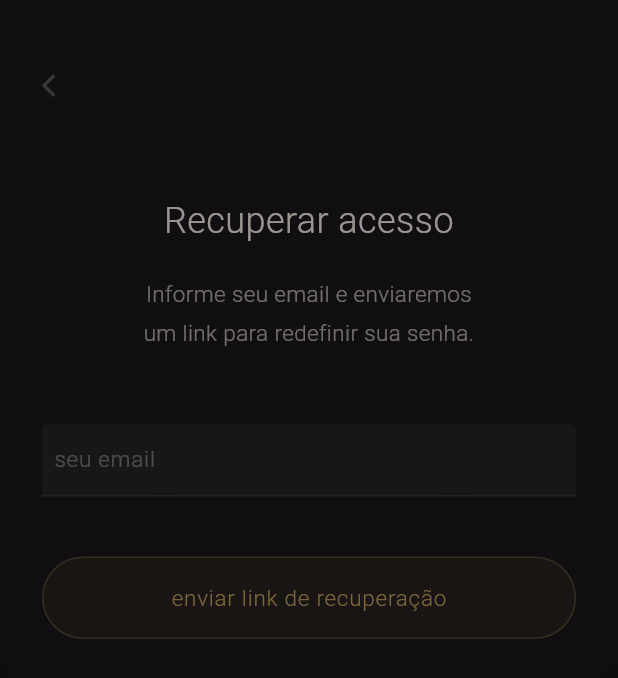
After one commit to italoandres/movementDeusePai, a Flutter app: the LoginScreen screen opened by its route, after a tap on "Esqueci minha senha", on a phone screen of 412 x 824 dp. The commit adds this screen. Shown: the top 678 px of the screen. Run offline on Flutter 3.47's test engine with Material 3 defaults, Android fonts, the phone set to English and light mode, and no system bars; our stand-ins replace equatable, flutter_dotenv, flutter_riverpod, go_router, shared_preferences, supabase_flutter; accounts and stored records are empty.

Commit message:
feat: forgot password screen + link in login page

```diff
--- /dev/null
+++ b/jornada_deus_pai/lib/features/auth/presentation/screens/forgot_password_screen.dart
@@ -0,0 +1,319 @@
+import 'package:flutter/material.dart';
+import 'package:go_router/go_router.dart';
+import 'package:supabase_flutter/supabase_flutter.dart';
+
+/// Forgot Password Screen — contemplative, ecosystem-aligned
+///
+/// Uses Supabase's built-in resetPasswordForEmail().
+/// The user enters their email and receives a reset link.
+class ForgotPasswordScreen extends StatefulWidget {
+  const ForgotPasswordScreen({super.key});
+
+  @override
+  State<ForgotPasswordScreen> createState() => _ForgotPasswordScreenState();
+}
+
+class _ForgotPasswordScreenState extends State<ForgotPasswordScreen>
+    with SingleTickerProviderStateMixin {
+  late AnimationController _controller;
+  late Animation<double> _fadeContent;
+
+  final _emailController = TextEditingController();
+  bool _isLoading = false;
+  bool _emailSent = false;
+  String? _errorMessage;
+
+  // Design tokens (ecosystem)
+  static const _bgColor = Color(0xFF0D0D0D);
+  static const _goldPrimary = Color(0xFFC6A15B);
+  static const _textPrimary = Color(0xFFF5F1E8);
+  static const _textSecondary = Color(0xB3F5F1E8);
+  static const _textContemplative = Color(0x6BF5F1E8);
+
+  @override
+  void initState() {
+    super.initState();
+    _controller = AnimationController(
+      vsync: this,
+      duration: const Duration(milliseconds: 1500),
+    );
+    _fadeContent = Tween<double>(begin: 0.0, end: 1.0).animate(
+      CurvedAnimation(parent: _controller, curve: Curves.easeIn),
+    );
+    _controller.forward();
+  }
+
+  @override
+  void dispose() {
+    _controller.dispose();
+    _emailController.dispose();
+    super.dispose();
+  }
+
+  Future<void> _handleResetPassword() async {
+    final email = _emailController.text.trim();
+
+    if (email.isEmpty || !email.contains('@')) {
+      setState(() => _errorMessage = 'Informe um email válido');
+      return;
+    }
+
+    setState(() {
+      _isLoading = true;
+      _errorMessage = null;
+    });
+
+    try {
+      await Supabase.instance.client.auth.resetPasswordForEmail(
+        email,
+        redirectTo: 'https://movementdeusepai.vercel.app/app/#/home',
+      );
+
+      if (mounted) {
+        setState(() {
+          _isLoading = false;
+          _emailSent = true;
+        });
+      }
+    } catch (e) {
+      if (mounted) {
+        setState(() {
+          _isLoading = false;
+          _errorMessage = 'Erro ao enviar email. Tente novamente.';
+        });
+      }
+    }
+  }
+
+  @override
+  Widget build(BuildContext context) {
+    return Scaffold(
+      backgroundColor: _bgColor,
+      body: Container(
+        decoration: BoxDecoration(
+          gradient: RadialGradient(
+            center: Alignment.topCenter,
+            radius: 1.5,
+            colors: [
+              const Color(0xFF1A121C).withOpacity(0.2),
+              _bgColor,
+            ],
+          ),
+        ),
+        child: SafeArea(
+          child: SingleChildScrollView(
+            physics: const BouncingScrollPhysics(),
+            child: Center(
+              child: Container(
+                constraints: const BoxConstraints(maxWidth: 440),
+                padding: const EdgeInsets.symmetric(horizontal: 28, vertical: 48),
+                child: FadeTransition(
+                  opacity: _fadeContent,
+                  child: Column(
+                    crossAxisAlignment: CrossAxisAlignment.center,
+                    children: [
+                      // Back button
+                      Align(
+                        alignment: Alignment.centerLeft,
+                        child: GestureDetector(
+                          onTap: () => context.pop(),
+                          child: Icon(
+                            Icons.arrow_back_ios,
+                            color: _textPrimary.withOpacity(0.3),
+                            size: 18,
+                          ),
+                        ),
+                      ),
+
+                      const SizedBox(height: 60),
+
+                      if (!_emailSent) ...[
+                        // Request state
+                        const Text(
+                          'Recuperar acesso',
+                          style: TextStyle(
+                            color: _textPrimary,
+                            fontSize: 24,
+                            fontWeight: FontWeight.w300,
+                            letterSpacing: 0.3,
+                            height: 1.7,
+                          ),
+                          textAlign: TextAlign.center,
+                        ),
+
+                        const SizedBox(height: 16),
+
+                        const Text(
+                          'Informe seu email e enviaremos\num link para redefinir sua senha.',
+                          style: TextStyle(
+                            color: _textSecondary,
+                            fontSize: 15,
+                            fontWeight: FontWeight.w300,
+                            height: 1.7,
+                          ),
+                          textAlign: TextAlign.center,
+                        ),
+
+                        const SizedBox(height: 48),
+
+                        // Email field
+                        TextField(
+                          controller: _emailController,
+                          keyboardType: TextInputType.emailAddress,
+                          style: const TextStyle(
+                            color: _textPrimary,
+                            fontSize: 15,
+                            fontWeight: FontWeight.w300,
+                          ),
+                          decoration: InputDecoration(
+                            hintText: 'seu email',
+                            hintStyle: const TextStyle(
+                              color: _textContemplative,
+                              fontSize: 15,
+                              fontWeight: FontWeight.w300,
+                            ),
+                            enabledBorder: UnderlineInputBorder(
+                              borderSide: BorderSide(
+                                color: _goldPrimary.withOpacity(0.12),
+                              ),
+                            ),
+                            focusedBorder: UnderlineInputBorder(
+                              borderSide: BorderSide(
+                                color: _goldPrimary.withOpacity(0.3),
+                              ),
+                            ),
+                            contentPadding: const EdgeInsets.symmetric(
+                              vertical: 12,
+                              horizontal: 4,
+                            ),
+                          ),
+                        ),
+
+                        // Error message
+                        if (_errorMessage != null) ...[
+                          const SizedBox(height: 20),
+                          Text(
+                            _errorMessage!,
+                            style: TextStyle(
+                              color: _goldPrimary.withOpacity(0.85),
+                              fontSize: 13,
+                              fontWeight: FontWeight.w300,
+                            ),
+                            textAlign: TextAlign.center,
+                          ),
+                        ],
+
+                        const SizedBox(height: 40),
+
+                        // Submit button
+                        GestureDetector(
+                          onTap: _isLoading ? null : _handleResetPassword,
+                          child: Container(
+                            width: double.infinity,
+                            padding: const EdgeInsets.symmetric(vertical: 16),
+                            decoration: BoxDecoration(
+                              color: _goldPrimary.withOpacity(0.08),
+                              border: Border.all(
+                                color: _goldPrimary.withOpacity(0.3),
+                              ),
+                              borderRadius: BorderRadius.circular(30),
+                            ),
+                            child: Center(
+                              child: _isLoading
+                                  ? SizedBox(
+                                      width: 20,
+                                      height: 20,
+                                      child: CircularProgressIndicator(
+                                        strokeWidth: 1.5,
+                                        color: _goldPrimary.withOpacity(0.5),
+                                      ),
+                                    )
+                                  : const Text(
+                                      'enviar link de recuperação',
+                                      style: TextStyle(
+                                        color: _goldPrimary,
+                                        fontSize: 15,
+                                        fontWeight: FontWeight.w300,
+                                        letterSpacing: 0.5,
+                                      ),
+                                    ),
+                            ),
+                          ),
+                        ),
+                      ] else ...[
+                        // Success state
+                        Icon(
+                          Icons.mark_email_read_outlined,
+                          color: _goldPrimary.withOpacity(0.6),
+                          size: 48,
+                        ),
+
+                        const SizedBox(height: 32),
+
+                        const Text(
+                          'Email enviado.',
+                          style: TextStyle(
+                            color: _textPrimary,
+                            fontSize: 24,
+                            fontWeight: FontWeight.w300,
+                            letterSpacing: 0.3,
+                            height: 1.7,
+                          ),
+                          textAlign: TextAlign.center,
+                        ),
+
+                        const SizedBox(height: 16),
+
+                        Text(
+                          'Verifique sua caixa de entrada.\nO link expira em alguns minutos.',
+                          style: TextStyle(
+                            color: _textSecondary,
+                            fontSize: 15,
+                            fontWeight: FontWeight.w300,
+                            height: 1.7,
+                          ),
+                          textAlign: TextAlign.center,
+                        ),
+
+                        const SizedBox(height: 48),
+
+                        // Back to login button
+                        GestureDetector(
+                          onTap: () => context.go('/login'),
+                          child: Container(
+                            width: double.infinity,
+                            padding: const EdgeInsets.symmetric(vertical: 16),
+                            decoration: BoxDecoration(
+                              color: _goldPrimary.withOpacity(0.08),
+                              border: Border.all(
+                                color: _goldPrimary.withOpacity(0.3),
+                              ),
+                              borderRadius: BorderRadius.circular(30),
+                            ),
+                            child: const Center(
+                              child: Text(
+                                'voltar para login',
+                                style: TextStyle(
+                                  color: _goldPrimary,
+                                  fontSize: 15,
+                                  fontWeight: FontWeight.w300,
+                                  letterSpacing: 0.5,
+                                ),
+                              ),
+                            ),
+                          ),
+                        ),
+                      ],
+
+                      const SizedBox(height: 80),
+                    ],
+                  ),
+                ),
+              ),
+            ),
+          ),
+        ),
+      ),
+    );
+  }
+}
--- a/jornada_deus_pai/lib/features/auth/presentation/screens/login_screen.dart
+++ b/jornada_deus_pai/lib/features/auth/presentation/screens/login_screen.dart
@@ -157,7 +157,22 @@ class _LoginScreenState extends ConsumerState<LoginScreen> {
                           )
                         : const Text('Entrar'),
                   ),
-                  const SizedBox(height: AppTheme.spacing16),
+                  const SizedBox(height: AppTheme.spacing8),
+
+                  // Forgot Password Link
+                  TextButton(
+                    onPressed: isLoading
+                        ? null
+                        : () => context.push('/esqueci-senha'),
+                    child: Text(
+                      'Esqueci minha senha',
+                      style: TextStyle(
+                        color: Colors.grey[500],
+                        fontSize: 13,
+                      ),
+                    ),
+                  ),
+                  const SizedBox(height: AppTheme.spacing8),
 
                   // Sign Up Link
                   TextButton(
--- a/jornada_deus_pai/lib/shared/core/app_router.dart
+++ b/jornada_deus_pai/lib/shared/core/app_router.dart
@@ -20,6 +20,7 @@ import 'package:jornada_deus_pai/features/consciousness_journey/presentation/scr
 import 'package:jornada_deus_pai/features/consciousness_journey/presentation/screens/sales_page_screen.dart';
 import 'package:jornada_deus_pai/features/consciousness_journey/presentation/screens/free_access_screen.dart';
 import 'package:jornada_deus_pai/features/consciousness_journey/presentation/screens/access_created_screen.dart';
+import 'package:jornada_deus_pai/features/auth/presentation/screens/forgot_password_screen.dart';
 import 'package:jornada_deus_pai/shared/core/app_routes.dart';
 import 'package:jornada_deus_pai/shared/services/supabase_service.dart';
 
@@ -38,7 +39,7 @@ class AppRouter {
       final isGoingToBook = state.matchedLocation.startsWith('/book');
 
       // Allow access to sales, checkout, thank you, book pages, journey, and home without authentication
-      if (isGoingToSales || isGoingToCheckout || isGoingToThankYou || isGoingToBook || state.matchedLocation.startsWith('/journey') || state.matchedLocation == '/' || state.matchedLocation == '/receber-carta' || state.matchedLocation == '/obrigado' || state.matchedLocation == '/acesso-criado' || state.matchedLocation == '/home' || state.matchedLocation == '/livro') {
+      if (isGoingToSales || isGoingToCheckout || isGoingToThankYou || isGoingToBook || state.matchedLocation.startsWith('/journey') || state.matchedLocation == '/' || state.matchedLocation == '/receber-carta' || state.matchedLocation == '/obrigado' || state.matchedLocation == '/acesso-criado' || state.matchedLocation == '/home' || state.matchedLocation == '/livro' || state.matchedLocation == '/esqueci-senha') {
         return null;
       }
 
@@ -184,6 +185,13 @@ class AppRouter {
         builder: (context, state) => const SignupScreen(),
       ),
 
+      // Forgot Password
+      GoRoute(
+        path: '/esqueci-senha',
+        name: 'forgotPassword',
+        builder: (context, state) => const ForgotPasswordScreen(),
+      ),
+
       // Sales Landing Page (accessible without authentication)
       GoRoute(
         path: AppRoutes.sales,
```
Also changed, not shown: public/app/assets/fonts/MaterialIcons-Regular.otf, 3 other files.
